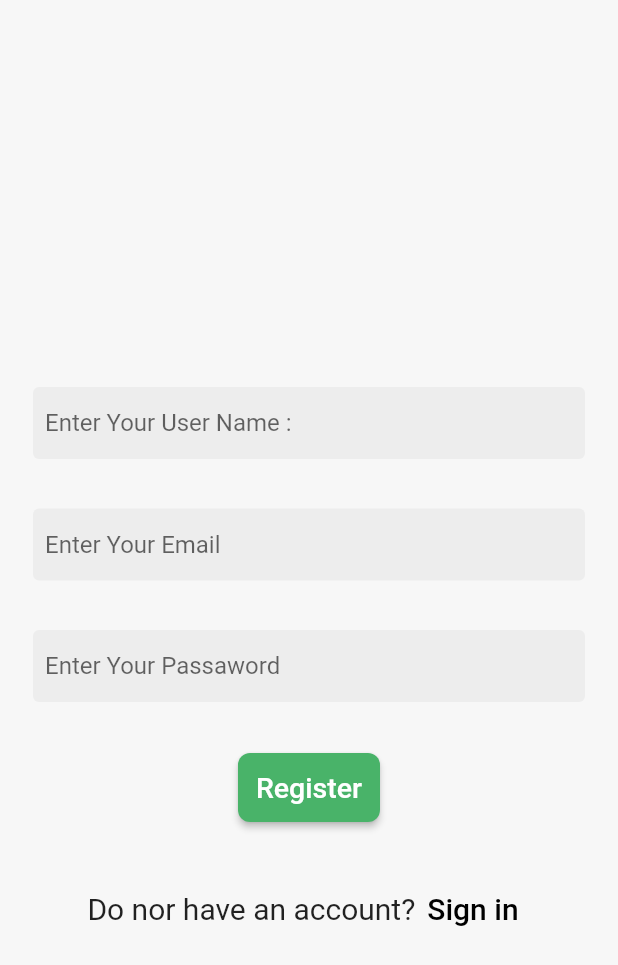
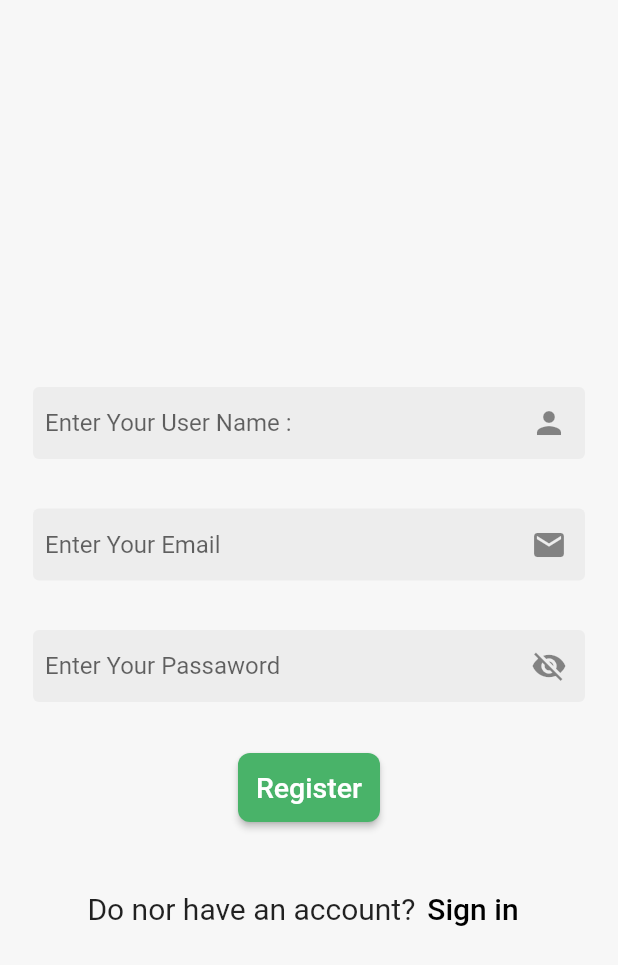
Before and after one commit to mohamedkhaled3/e_commerce_flower_app_university_project, a Flutter app: the screen it shows after launch, on a phone screen of 412 x 824 dp. Shown: the top 965 px of the screen. Run offline on Flutter 3.47's test engine with Material 2 defaults, Android fonts, the light colour scheme and no system bars; our stand-ins replace email_validator, firebase_auth, firebase_core; accounts and stored records are empty.

Commit message:
#13.1 Show & hide password

```diff
--- a/lib/pages/register.dart
+++ b/lib/pages/register.dart
@@ -14,6 +14,7 @@ class Register extends StatefulWidget {
 }
 
 class _RegisterState extends State<Register> {
+  bool IsVisibility_password = false;
   final _formKey = GlobalKey<
       FormState>(); //😉😉 to make validation when data it wrong "not valid " dont send to firebase
   bool IsLoading = false;
@@ -85,7 +86,11 @@ class _RegisterState extends State<Register> {
                         obscureText: false, // text not password ***
                         //copyWith(hintText: "Enter Your Passaword",) to add a new "ميزة"
                         decoration: decorationTextField.copyWith(
-                            hintText: "Enter Your User Name :")),
+                          hintText: "Enter Your User Name :",
+                          suffixIcon: Icon(
+                            Icons.person,
+                          ), // "suffixIcon" in right of texstfield
+                        )),
                     const SizedBox(
                       height: 33,
                     ),
@@ -108,7 +113,11 @@ class _RegisterState extends State<Register> {
                         obscureText: false, // text not password ***
                         //copyWith(hintText: "Enter Your Passaword",) to add a new "ميزة"
                         decoration: decorationTextField.copyWith(
-                            hintText: "Enter Your Email")),
+                          hintText: "Enter Your Email",
+                          suffixIcon: Icon(
+                            Icons.email,
+                          ), // "suffixIcon" in right of texstfield
+                        )),
                     const SizedBox(
                       height: 33,
                     ),
@@ -126,9 +135,18 @@ class _RegisterState extends State<Register> {
                         controller:
                             PasswordController, // 2😎 Handle changes to a text field
                         keyboardType: TextInputType.text, // shape of keyboard
-                        obscureText: true, // text not password ***
+                        obscureText: IsVisibility_password ?  false  : true,  // text password ***
                         decoration: decorationTextField.copyWith(
                           hintText: "Enter Your Passaword",
+                          suffixIcon:
+                               IconButton(
+                                  icon:IsVisibility_password ? Icon(Icons.visibility) : Icon(Icons.visibility_off)  ,
+                                  onPressed: () {
+                                   setState(() {
+                                      IsVisibility_password =! IsVisibility_password;
+                                   });
+                                  },
+                                ), // "suffixIcon" in right of texstfield
                         )),
                     const SizedBox(
                       height: 33,
```
